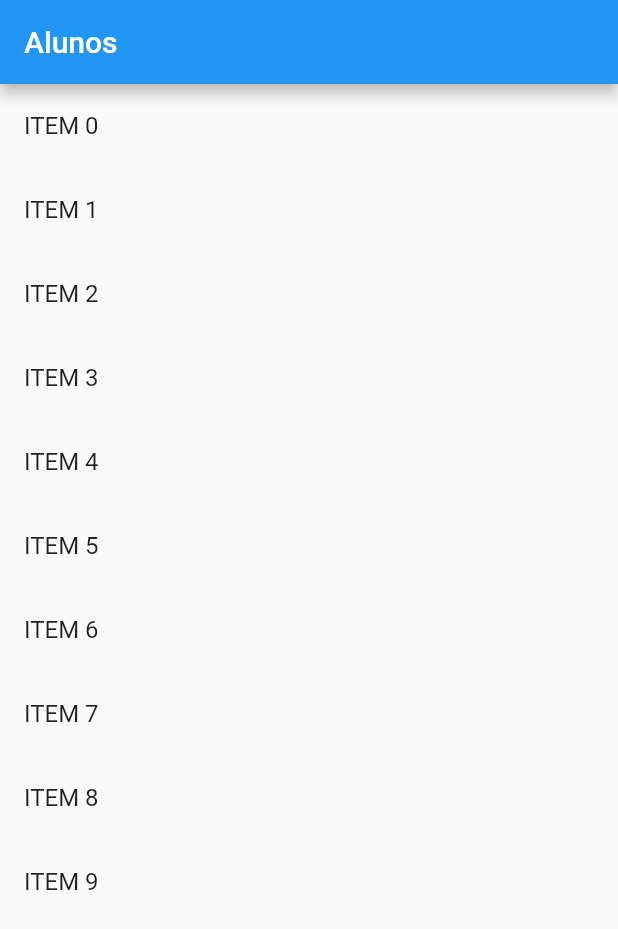
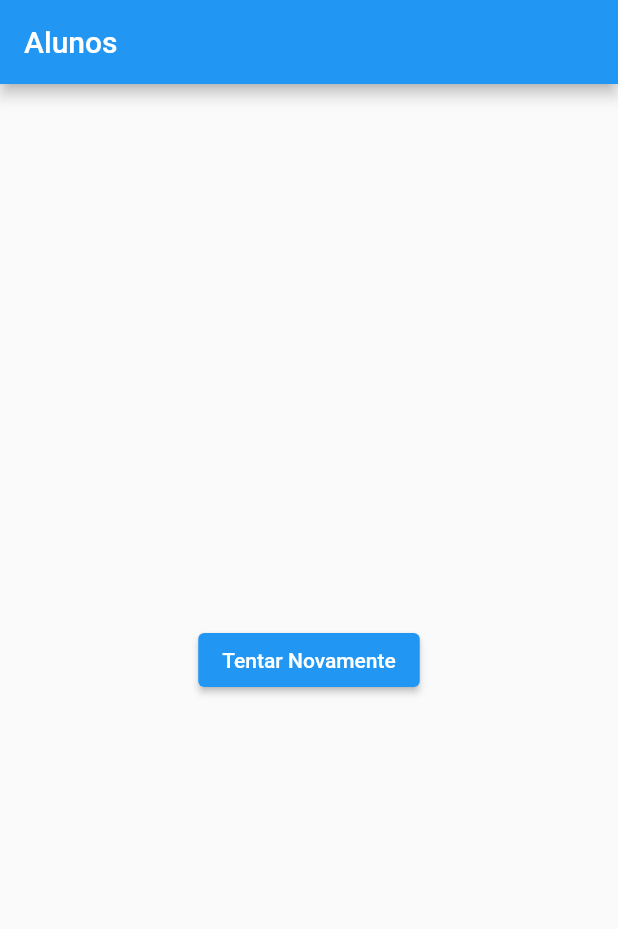
Before and after one commit to Isaac-Brasil-EM/Api-App, a Flutter app: the screen it shows after launch, on a phone screen of 412 x 824 dp. Shown: the top 929 px of the screen. Run offline on Flutter 3.47's test engine with Material 2 defaults, Android fonts, the phone set to English and light mode, and no system bars; our stand-ins replace dio; network calls fail.

```diff
--- a/lib/src/controllers/home_controller.dart
+++ b/lib/src/controllers/home_controller.dart
@@ -1,24 +1,38 @@
 import 'package:api_fetch/src/models/todo_model.dart';
+import 'package:api_fetch/src/repositories/aluno_repository.dart';
 import 'package:api_fetch/src/repositories/todo_repository.dart';
+import 'package:flutter/cupertino.dart';
 import '../models/aluno_model.dart';
-import '../repositories/aluno_repository.dart';
 
 class HomeController {
   List<TodoModel> todos = [];
   List<AlunoModel> alunos = [];
 
-  final TodoRepository _todoRepository;
+  // final TodoRepository _todoRepository;
   final AlunoRepository _alunoRepository;
 
-  HomeController({todoRepository, alunoRepository})
-      : _todoRepository = todoRepository ?? TodoRepository(),
-        _alunoRepository = alunoRepository ?? AlunoRepository();
+  final state = ValueNotifier<HomeState>(HomeState.start);
+
+  // HomeController({todoRepository, alunoRepository})
+  //     : _todoRepository = todoRepository ?? TodoRepository(),
+  //       _alunoRepository = alunoRepository ?? AlunoRepository();
+
+  HomeController({alunoRepository})
+      : _alunoRepository = alunoRepository ?? AlunoRepository();
 
   // HomeController({required TodoRepository? todoRepository})
   //     : _todoRepository = todoRepository ?? TodoRepository();
 
   Future start() async {
-    todos = await _todoRepository.fetchTodos();
-    alunos = await _alunoRepository.fetchAlunos();
+    state.value = HomeState.loading;
+    try {
+      //todos = await _todoRepository.fetchTodos();
+      alunos = await _alunoRepository.fetchAlunos();
+      state.value = HomeState.success;
+    } catch (e) {
+      state.value = HomeState.error;
+    }
   }
 }
+
+enum HomeState { start, loading, success, error }
--- a/lib/src/home_page.dart
+++ b/lib/src/home_page.dart
@@ -1,24 +1,81 @@
+import 'package:api_fetch/src/controllers/home_controller.dart';
 import 'package:flutter/material.dart';
 import 'package:flutter/src/widgets/container.dart';
 import 'package:flutter/src/widgets/framework.dart';
 
-class HomePage extends StatelessWidget {
-  const HomePage({super.key});
+class HomePage extends StatefulWidget {
+  @override
+  State<HomePage> createState() => _HomePageState();
+}
+
+class _HomePageState extends State<HomePage> {
+  final controller = HomeController();
+
+  _success() {
+    return ListView.builder(
+      itemCount: controller.alunos.length,
+      itemBuilder: (context, index) {
+        var aluno = controller.alunos[index];
+        return ListTile(
+          title: Text(aluno.nome),
+        );
+      },
+    );
+  }
+
+  _error() {
+    return Center(
+      child: ElevatedButton(
+        onPressed: () {
+          controller.start();
+        },
+        child: Text('Tentar Novamente'),
+      ),
+    );
+  }
+
+  _loading() {
+    return Center(
+      child: CircularProgressIndicator(),
+    );
+  }
+
+  _start() {
+    return Container();
+  }
+
+  stateManagement(HomeState state) {
+    switch (state) {
+      case HomeState.start:
+        return _start();
+      case HomeState.loading:
+        return _loading();
+      case HomeState.error:
+        return _error();
+      case HomeState.success:
+        return _success();
+      default:
+        _start();
+    }
+  }
+
+  @override
+  void initState() {
+    // TODO: implement initState
+    super.initState();
+    controller.start();
+  }
 
   @override
   Widget build(BuildContext context) {
     return Scaffold(
-      appBar: AppBar(
-        title: Text('Alunos'),
-      ),
-      body: ListView.builder(
-        itemCount: 10,
-        itemBuilder: (context, index) {
-          return ListTile(
-            title: Text('ITEM $index'),
-          );
-        },
-      ),
-    );
+        appBar: AppBar(
+          title: Text('Alunos'),
+        ),
+        body: AnimatedBuilder(
+            animation: controller.state,
+            builder: (context, child) {
+              return stateManagement(controller.state.value);
+            }));
   }
 }
--- a/lib/src/models/aluno_model.dart
+++ b/lib/src/models/aluno_model.dart
@@ -1,11 +1,11 @@
 class AlunoModel {
-  int? matricula;
-  String? nome;
-  String? cpf;
-  String? nascimento;
-  int? sexo;
+  late int matricula;
+  late String nome;
+  late String cpf;
+  late String nascimento;
+  late int sexo;
 
-  AlunoModel({this.matricula, this.nome, this.cpf, this.nascimento, this.sexo});
+  AlunoModel({matricula, nome, cpf, nascimento, sexo});
 
   AlunoModel.fromJson(Map<String, dynamic> json) {
     matricula = json['matricula'];
--- a/lib/src/models/todo_model.dart
+++ b/lib/src/models/todo_model.dart
@@ -1,10 +1,10 @@
 class TodoModel {
-  int? userId;
-  int? id;
-  String? title;
-  bool? completed;
+  late int userId;
+  late int id;
+  late String title;
+  late bool completed;
 
-  TodoModel({this.userId, this.id, this.title, this.completed});
+  TodoModel({userId, id, title, completed});
 
   TodoModel.fromJson(Map<String, dynamic> json) {
     userId = json['userId'];
--- a/lib/src/repositories/aluno_repository.dart
+++ b/lib/src/repositories/aluno_repository.dart
@@ -1,17 +1,18 @@
 import 'dart:convert';
+import 'package:api_fetch/src/models/aluno_model.dart';
 import 'package:dio/dio.dart';
-import '../models/aluno_model.dart';
 
 class AlunoRepository {
   late Dio dio;
-  final String url = 'https://localhost:7223/api/Aluno';
+  final String url = 'https://192.168.1.219:443/api/aluno';
+  final String url2 = 'https://jsonplaceholder.typicode.com/todos';
 
   AlunoRepository([Dio? client]) {
     dio = client ?? Dio();
   }
 
   Future<List<AlunoModel>> fetchAlunos() async {
-    final response = await dio.get(url);
+    final response = await dio.get(url2);
     final list = response.data as List;
 
     return list.map((json) => AlunoModel.fromJson(json)).toList();
--- a/pubspec.yaml
+++ b/pubspec.yaml
@@ -38,6 +38,8 @@ dependencies:
   http: ^0.13.5
   dio: ^4.0.6
   mocktail: ^0.3.0
+  scrollable_positioned_list: ^0.3.5
+  font_awesome_flutter: ^10.2.1
 
 dev_dependencies:
   mockito: ^5.3.2
```
Also changed, not shown: pubspec.lock, 1 other file.
